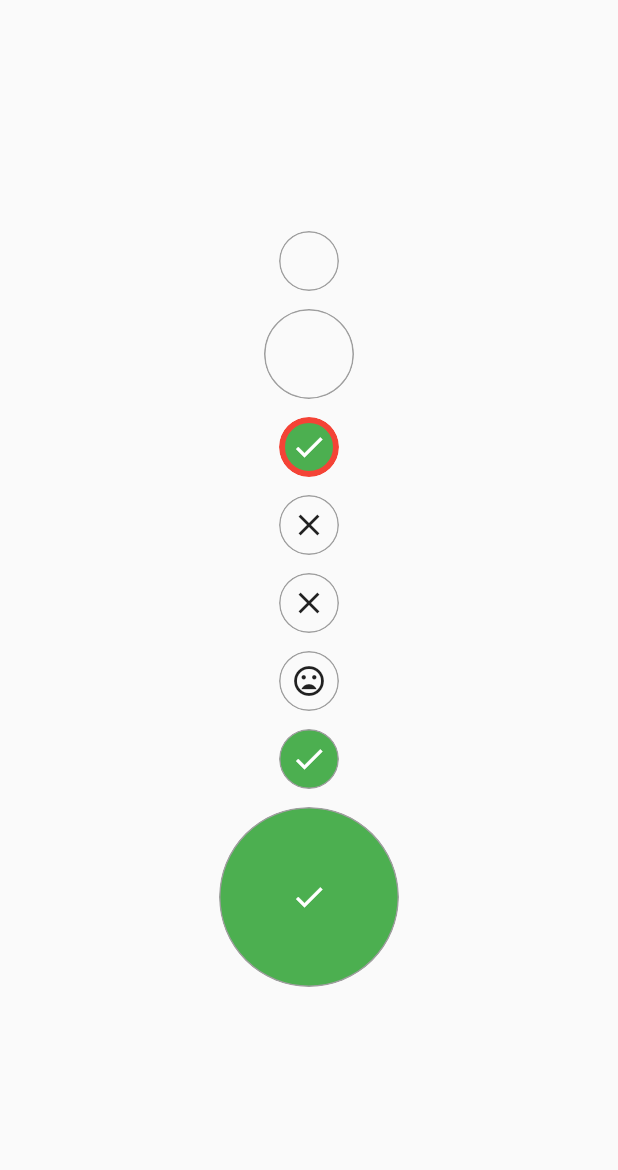
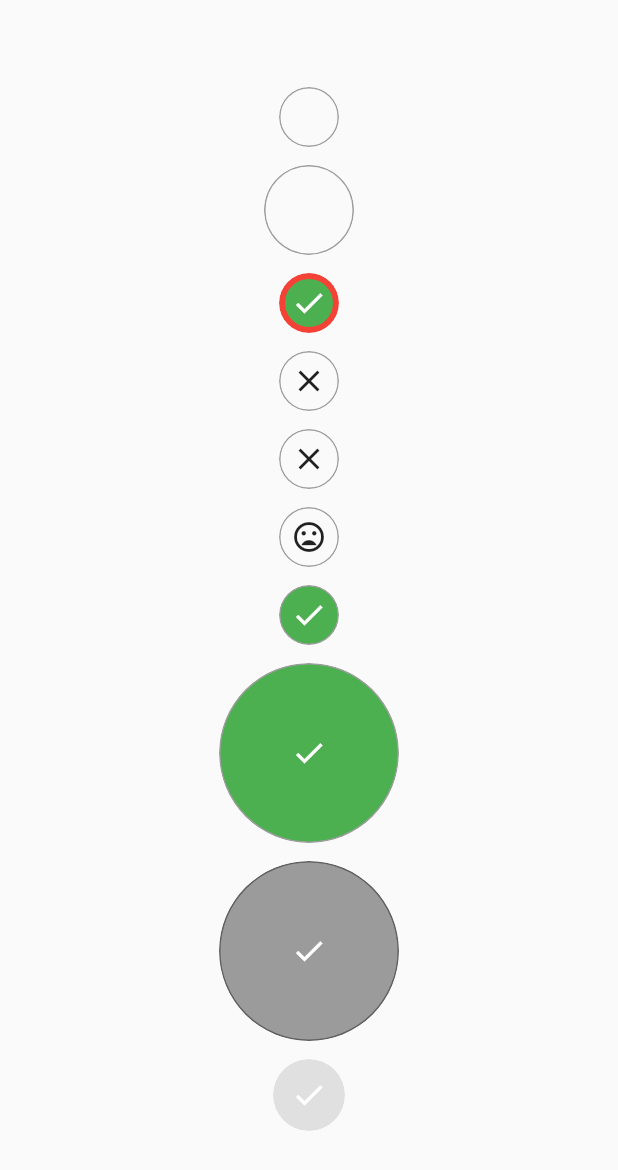
Before and after one commit to rodrigobastosv/round_check_box, a Flutter app: the screen it shows after launch, after a tap on the "close" icon, on a phone screen of 412 x 824 dp. Shown: the top 1170 px of the screen. Run offline on Flutter 3.47's test engine with Material 2 defaults, Android fonts, the phone set to English and light mode, and no system bars.

Commit message:
pumping versions

```diff
--- a/example/lib/main.dart
+++ b/example/lib/main.dart
@@ -84,6 +84,21 @@ class CheckBox extends StatelessWidget {
               size: 120,
             ),
             const SizedBox(height: 12),
+            RoundCheckBox(
+              onTap: null,
+              uncheckedWidget: Icon(Icons.close),
+              isChecked: true,
+              size: 120,
+            ),
+            const SizedBox(height: 12),
+            RoundCheckBox(
+              onTap: null,
+              uncheckedWidget: Icon(Icons.close),
+              disabledColor: Colors.grey[300],
+              isChecked: true,
+              size: 48,
+            ),
+            const SizedBox(height: 12),
           ],
         ),
       ),
--- a/lib/src/round_check_box.dart
+++ b/lib/src/round_check_box.dart
@@ -9,6 +9,7 @@ class RoundCheckBox extends StatefulWidget {
     this.uncheckedWidget,
     this.checkedColor,
     this.uncheckedColor,
+    this.disabledColor,
     this.border,
     this.borderColor,
     this.size,
@@ -31,6 +32,9 @@ class RoundCheckBox extends StatefulWidget {
   ///Define the color that is shown when Widgets is unchecked
   final Color? uncheckedColor;
 
+  ///Define the color that is shown when Widgets is disabled
+  final Color? disabledColor;
+
   ///Define the border of the widget
   final Border? border;
 
@@ -41,7 +45,8 @@ class RoundCheckBox extends StatefulWidget {
   final double? size;
 
   ///Define Function that os executed when user tap on checkbox
-  final Function(bool?) onTap;
+  ///If onTap is given a null callack, it will be disabled
+  final Function(bool?)? onTap;
 
   ///Define the duration of the animation. If any
   final Duration? animationDuration;
@@ -58,6 +63,7 @@ class _RoundCheckBoxState extends State<RoundCheckBox> {
   Widget? uncheckedWidget;
   Color? checkedColor;
   Color? uncheckedColor;
+  Color? disabledColor;
   late Color borderColor;
 
   @override
@@ -105,10 +111,11 @@ class _RoundCheckBoxState extends State<RoundCheckBox> {
 
   @override
   Widget build(BuildContext context) {
-    return GestureDetector(
+    return widget.onTap != null
+        ? GestureDetector(
             onTap: () {
               setState(() => isChecked = !isChecked!);
-        widget.onTap(isChecked);
+              widget.onTap!(isChecked);
             },
             child: ClipRRect(
               borderRadius: BorderRadius.circular(size! / 2),
@@ -127,6 +134,23 @@ class _RoundCheckBoxState extends State<RoundCheckBox> {
                 child: isChecked! ? checkedWidget : uncheckedWidget,
               ),
             ),
+          )
+        : ClipRRect(
+            borderRadius: BorderRadius.circular(size! / 2),
+            child: AnimatedContainer(
+              duration: animationDuration,
+              height: size,
+              width: size,
+              decoration: BoxDecoration(
+                color: widget.disabledColor ?? Theme.of(context).disabledColor,
+                border: widget.border ??
+                    Border.all(
+                      color: widget.disabledColor ?? Theme.of(context).disabledColor,
+                    ),
+                borderRadius: BorderRadius.circular(size! / 2),
+              ),
+              child: isChecked! ? checkedWidget : uncheckedWidget,
+            ),
           );
   }
 }
--- a/pubspec.yaml
+++ b/pubspec.yaml
@@ -1,6 +1,6 @@
 name: roundcheckbox
 description: Package to make easier the proccess of creating a round circle box. The component created is fully customizable to your needs.
-version: 2.0.2+1
+version: 2.0.3
 homepage: https://github.com/rodrigobastosv/round_check_box
 
 environment:
```
Also changed, not shown: example/pubspec.lock, pubspec.lock, 1 other file. Lines whose indentation alone changed are shown as unchanged.
